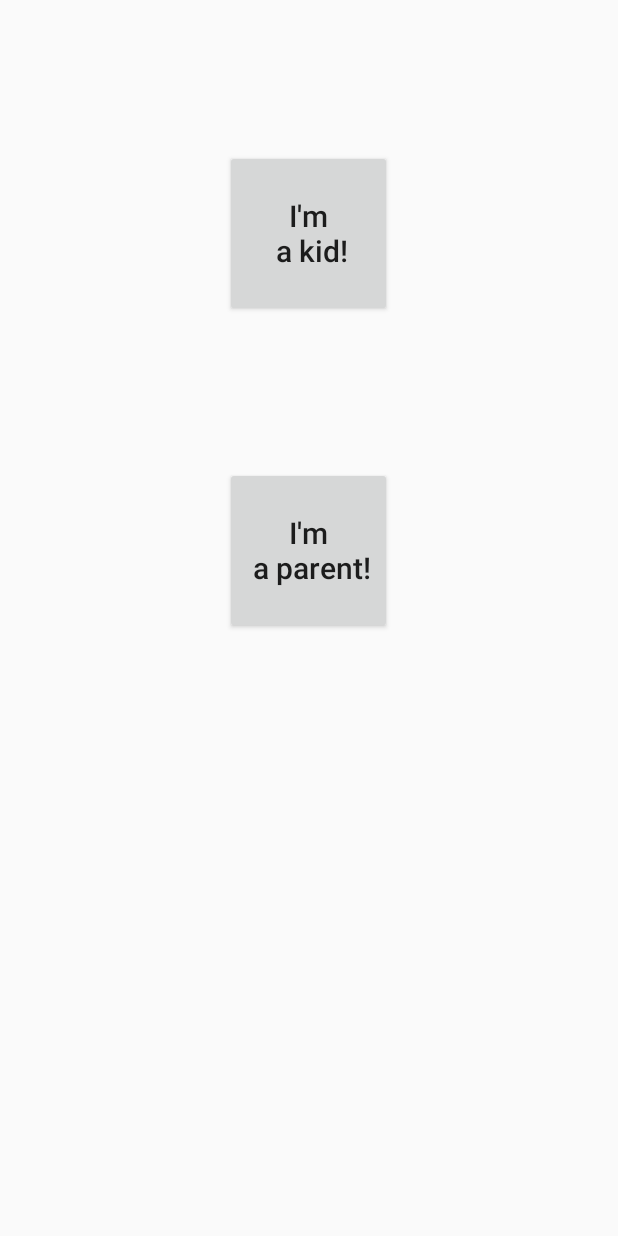
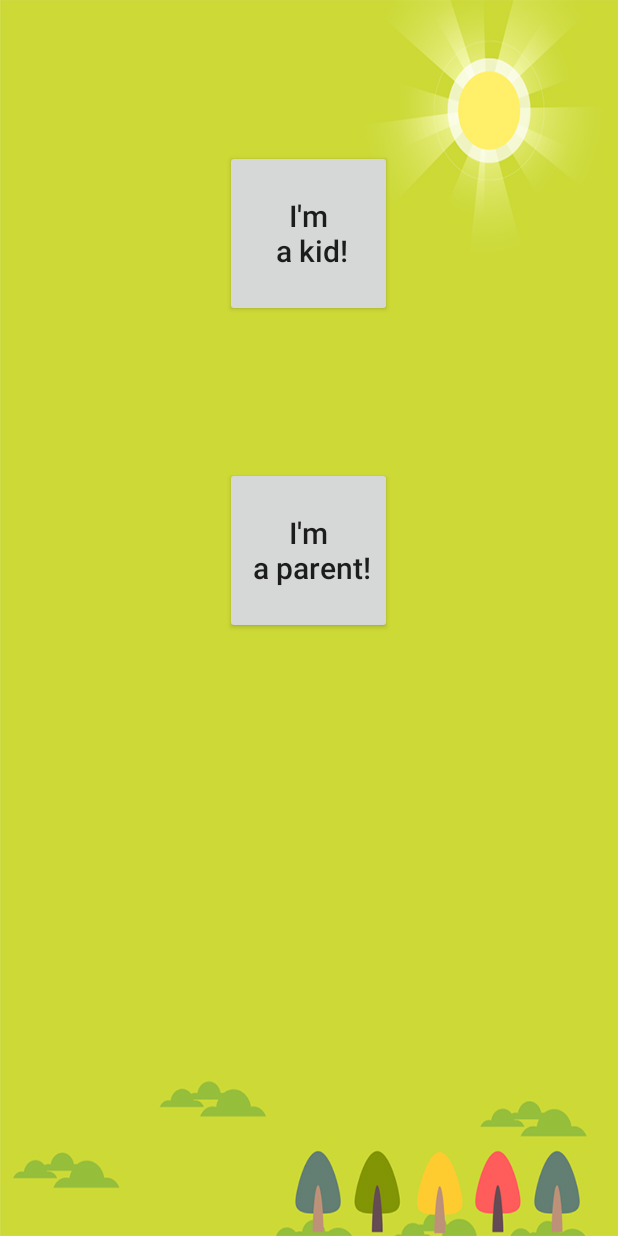
Before and after one commit to MCharming98/HMH2019-Android, an Android app: the screen it shows after launch (MainActivity), on a phone screen of 412 x 824 dp. Run offline under Robolectric (Android 15) with nearby library versions, the phone set to English and light mode, and no system bars.

Commit message:
Add background img for home page

```diff
--- a/app/src/main/res/layout/content_child_profile.xml
+++ b/app/src/main/res/layout/content_child_profile.xml
@@ -5,7 +5,8 @@
     android:layout_width="fill_parent"
     android:layout_height="fill_parent"
     android:orientation="vertical"
-    android:gravity="center_horizontal">
+    android:gravity="center_horizontal"
+    android:background="@drawable/home_bg">
 
     <TextView
         android:id="@+id/report"
--- a/app/src/main/res/layout/content_finish.xml
+++ b/app/src/main/res/layout/content_finish.xml
@@ -5,7 +5,8 @@
     android:layout_width="match_parent"
     android:layout_height="match_parent"
     app:layout_behavior="@string/appbar_scrolling_view_behavior"
-    tools:context=".FinishActivity">
+    tools:context=".FinishActivity"
+    android:background="@drawable/home_bg">
 
     <TextView
         android:id="@+id/textView4"
--- a/app/src/main/res/layout/content_kids.xml
+++ b/app/src/main/res/layout/content_kids.xml
@@ -5,7 +5,8 @@
     android:layout_width="fill_parent"
     android:layout_height="fill_parent"
     android:orientation="vertical"
-    android:gravity="center_horizontal">
+    android:gravity="center_horizontal"
+    android:background="@drawable/home_bg">
 
     <TextView
         android:layout_width="wrap_content"
--- a/app/src/main/res/layout/content_main.xml
+++ b/app/src/main/res/layout/content_main.xml
@@ -5,7 +5,8 @@
     android:layout_width="fill_parent"
     android:layout_height="fill_parent"
     android:orientation="vertical"
-    android:gravity="center_horizontal">
+    android:gravity="center_horizontal"
+    android:background="@drawable/home_bg">
 
     <Button
         android:id="@+id/btn_kids"
--- a/app/src/main/res/layout/content_no_child.xml
+++ b/app/src/main/res/layout/content_no_child.xml
@@ -5,7 +5,8 @@
     android:layout_width="fill_parent"
     android:layout_height="fill_parent"
     android:orientation="vertical"
-    android:gravity="center_horizontal">
+    android:gravity="center_horizontal"
+    android:background="@drawable/home_bg">
 
     <TextView
         android:layout_width="wrap_content"
--- a/app/src/main/res/layout/content_parents.xml
+++ b/app/src/main/res/layout/content_parents.xml
@@ -5,7 +5,8 @@
     android:layout_width="fill_parent"
     android:layout_height="fill_parent"
     android:orientation="vertical"
-    android:gravity="center_horizontal">
+    android:gravity="center_horizontal"
+    android:background="@drawable/home_bg">
 
     <TextView
         android:layout_marginTop="150dp"
```
Also changed, not shown: app/src/main/res/drawable-v24/home_bg.png (added).
